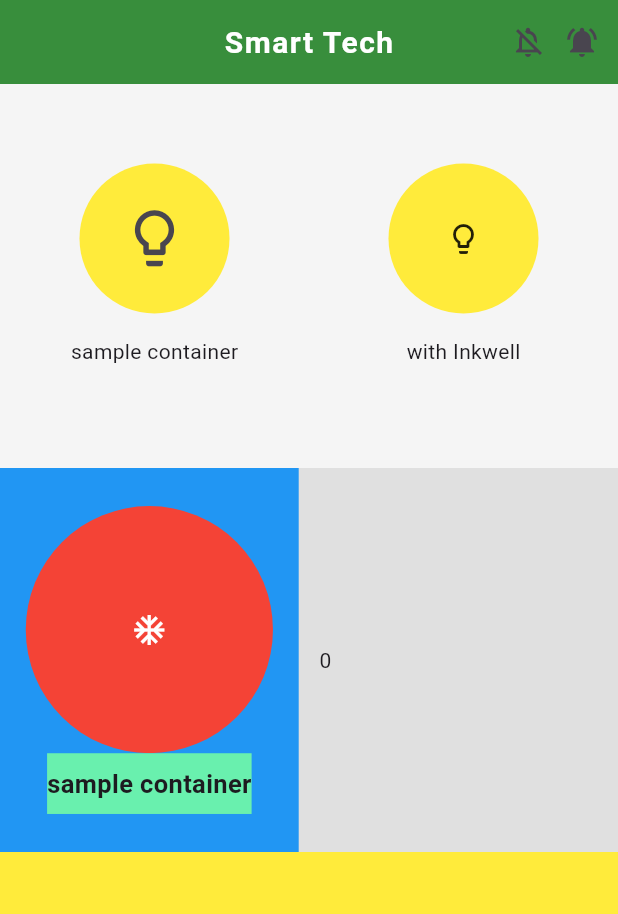
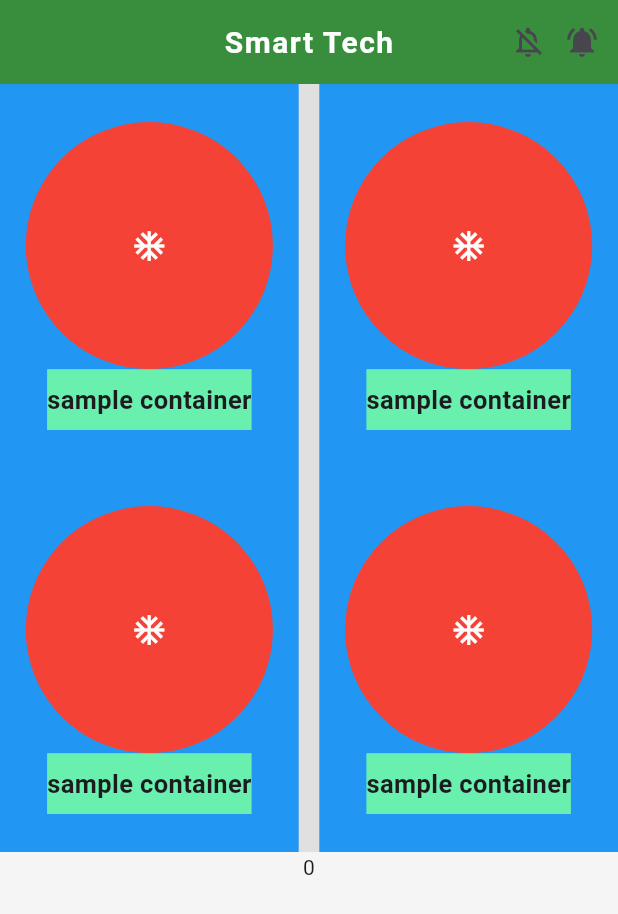
Before and after one commit to bouaziz-mohamed-amine/Smart-Tech, a Flutter app: the screen it shows after launch, on a phone screen of 412 x 824 dp. Shown: the top 914 px of the screen. Run offline on Flutter 3.47's test engine with Material 3 defaults, Android fonts, the phone set to English and light mode, and no system bars.

Commit message:
add container

```diff
--- a/lib/HomePage.dart
+++ b/lib/HomePage.dart
@@ -47,64 +47,98 @@ class _HomePageState extends State<HomePage> {
           children: [
             Expanded(
                 child: Container(
+                  color: Colors.grey.shade300,
                   child: Row(
                     children: [
-                    Expanded(
-                      child: Container(
-                      height: double.infinity,
-                      child: Column(
-                        mainAxisAlignment: MainAxisAlignment.center,
-                        children: [
-                          Container(
-                            width: 100,
-                            height: 100,
-                            decoration: BoxDecoration(
-                                color: Colors.yellow,
-                              shape: BoxShape.circle,
-                            ),
-                            child: IconButton(
-                              onPressed: ()=>{
-                                print("container 1")
-                              },
-                              icon: Icon(Icons.lightbulb_outlined,size: 45,),
-                            ),
-                          ),
-                          Container(
-                              height: 50,
-                              child: Center(child: Text("sample container"))),
-                        ],
-                      ),
-                    ),
-                    ),
                       Expanded(
-                        child: InkWell(
-                          onTap: ()=>{
-                            print("container 2")
-                          },
-                          child: Container(
-                            height: double.infinity,
-                            child: Column(
-                              mainAxisAlignment: MainAxisAlignment.center,
-                              children: [
-                                Container(
-                                  width: 100,
-                                  height: 100,
-                                  decoration: BoxDecoration(
-                                      color: Colors.yellow,
-                                      shape: BoxShape.circle
+                        child: Container(
+                          color: Colors.blue,
+                          child: Column(
+                            mainAxisAlignment: MainAxisAlignment.center,
+                            crossAxisAlignment: CrossAxisAlignment.center,
+                            children: [
+                              Container(
+                                width: MediaQuery.of(context).size.width *0.4,
+                                height: MediaQuery.of(context).size.width *0.4,
+                                decoration: BoxDecoration(
+                                  color: Colors.red,
+                                  shape: BoxShape.circle,
+                                ),
+                                child: IconButton(
+                                  onPressed: ()=>{
+                                    setState(() {
+                                      count++;
+                                    })
+                                  },
+                                  icon: Icon(Icons.ac_unit,color: Colors.white),
+                                ),
+                              ),
+                              Container(
+                                padding: EdgeInsets.only(
+                                  top: MediaQuery.of(context).size.height*0.01,
+                                  bottom:MediaQuery.of(context).size.height*0.01,
+                                ),
+                                color: Colors.greenAccent,
+                                child: Text("sample container",
+                                  style: TextStyle(
+                                      fontSize: 17,
+                                      fontWeight: FontWeight.w600
+
                                   ),
-                                  child: Icon(Icons.lightbulb_outlined),
                                 ),
-                                Container(
-                                    height: 50,
-                                    child: Center(child: Text("with Inkwell"))),
-                              ],
-                            ),
+                              ),
+                            ],
                           ),
                         ),
                       ),
-                  ],),
-                )),
+                      Container(
+                        width: MediaQuery.of(context).size.width /30 ,
+                      ),
+                      Expanded(
+                          child: InkWell(
+                            onTap: ()=>{
+                              setState(() {
+                                count--;
+                              })
+                            },
+                            child: Container(
+                              color: Colors.blue,
+                              child: Column(
+                                mainAxisAlignment: MainAxisAlignment.center,
+                                crossAxisAlignment: CrossAxisAlignment.center,
+                                children: [
+                                  Container(
+                                      width: MediaQuery.of(context).size.width *0.4,
+                                      height: MediaQuery.of(context).size.width *0.4,
+                                      decoration: BoxDecoration(
+                                        color: Colors.red,
+                                        shape: BoxShape.circle,
+                                      ),
+                                      child: Icon(Icons.ac_unit,color: Colors.white)
+                                  ),
+                                  Container(
+                                    padding: EdgeInsets.only(
+                                      top: MediaQuery.of(context).size.height*0.01,
+                                      bottom:MediaQuery.of(context).size.height*0.01,
+                                    ),
+                                    color: Colors.greenAccent,
+                                    child: Text("sample container",
+                                      style: TextStyle(
+                                          fontSize: 17,
+                                          fontWeight: FontWeight.w600
+
+                                      ),
+                                    ),
+                                  ),
+                                ],
+                              ),
+                            ),
+                          )
+                      ),
+                    ],
+                  ),
+                )
+            ),
             Expanded(
                 child: Container(
               color: Colors.grey.shade300,
@@ -124,15 +158,13 @@ class _HomePageState extends State<HomePage> {
                               color: Colors.red,
                               shape: BoxShape.circle,
                             ),
-                            child: Center(
-                              child: IconButton(
-                                onPressed: ()=>{
-                                setState(() {
-                                count++;
-                                })
-                                },
-                                icon: Icon(Icons.ac_unit,color: Colors.white),
-                              ),
+                            child: IconButton(
+                              onPressed: ()=>{
+                              setState(() {
+                              count++;
+                              })
+                              },
+                              icon: Icon(Icons.ac_unit,color: Colors.white),
                             ),
                           ),
                           Container(
@@ -156,15 +188,52 @@ class _HomePageState extends State<HomePage> {
                   Container(
                     width: MediaQuery.of(context).size.width /30 ,
                   ),
-                  Expanded(child: Container(
-                    child: Text(count.toString()),
+              Expanded(
+                child: InkWell(
+                  onTap: ()=>{
+                  setState(() {
+                  count--;
+                  })
+                  },
+                  child: Container(
+                    color: Colors.blue,
+                    child: Column(
+                      mainAxisAlignment: MainAxisAlignment.center,
+                      crossAxisAlignment: CrossAxisAlignment.center,
+                      children: [
+                        Container(
+                            width: MediaQuery.of(context).size.width *0.4,
+                            height: MediaQuery.of(context).size.width *0.4,
+                            decoration: BoxDecoration(
+                              color: Colors.red,
+                              shape: BoxShape.circle,
+                            ),
+                            child: Icon(Icons.ac_unit,color: Colors.white)
+                        ),
+                        Container(
+                          padding: EdgeInsets.only(
+                            top: MediaQuery.of(context).size.height*0.01,
+                            bottom:MediaQuery.of(context).size.height*0.01,
+                          ),
+                          color: Colors.greenAccent,
+                          child: Text("sample container",
+                            style: TextStyle(
+                                fontSize: 17,
+                                fontWeight: FontWeight.w600
+
+                            ),
+                          ),
+                        ),
+                      ],
+                    ),
                   ),
-                  ),
+                )
+              ),
                 ],
               ),
             )
             ),
-            Expanded(child: Container(color: Colors.yellow,))
+            Expanded(child: Container(child: Text(count.toString()),))
           ],
         ),
       ),
```
